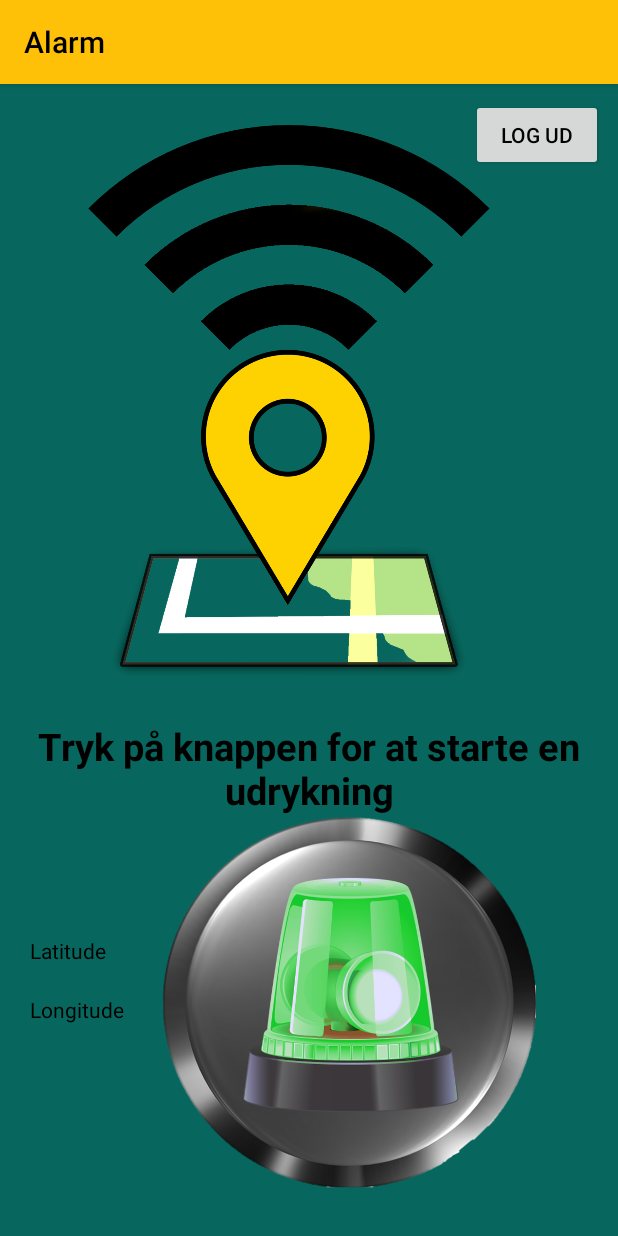
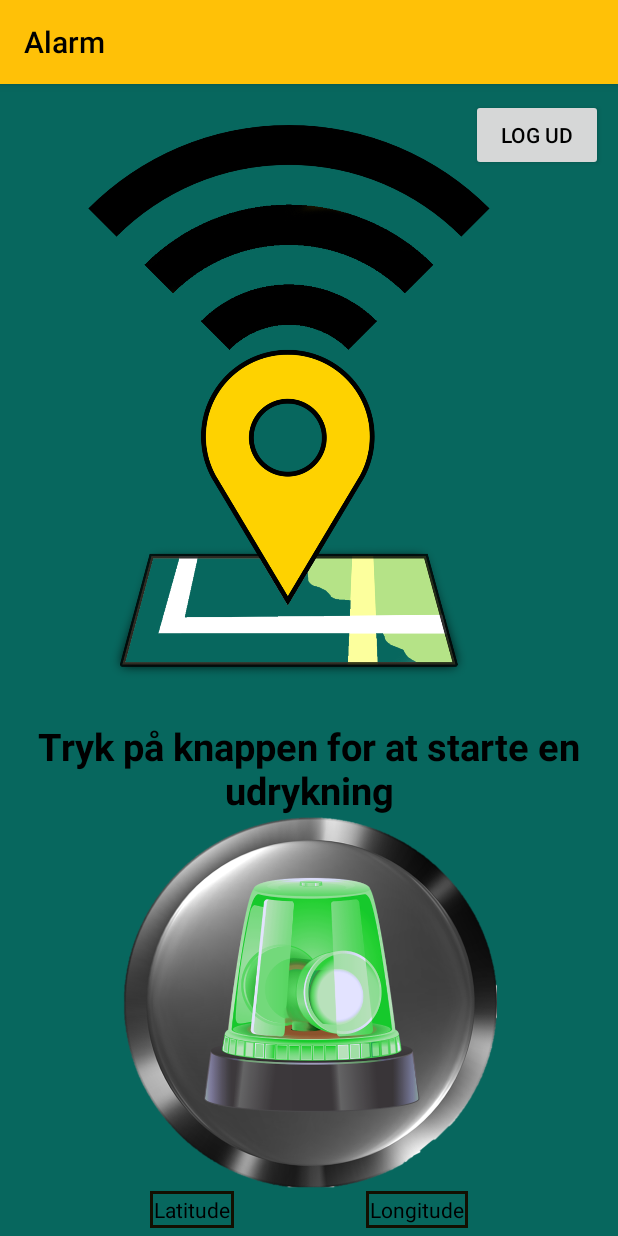
Before and after one commit to MikkelRBoisen/ST7BAC_2020E105, an Android app: the EmergencyVehicleLocationActivity screen opened directly, with no data from a screen before it, on a phone screen of 412 x 824 dp. Run offline under Robolectric (Android 15) with nearby library versions, the light colour scheme and no system bars; our stand-ins replace Firebase (no records; nobody signed in at launch, a user with empty details on screens opened directly); 1 statement that could not run was skipped.

Commit message:
minor changes

```diff
--- a/app/src/main/res/layout/activity_emergency_vehicle_location.xml
+++ b/app/src/main/res/layout/activity_emergency_vehicle_location.xml
@@ -26,15 +26,13 @@
         android:id="@+id/btn_startstoplocations"
         android:layout_width="250dp"
         android:layout_height="250dp"
-        android:layout_marginEnd="30dp"
-        android:layout_marginRight="30dp"
         android:layout_marginBottom="30dp"
         android:adjustViewBounds="true"
         android:background="@drawable/custom_button"
         android:scaleType="fitCenter"
         app:layout_constraintBottom_toBottomOf="parent"
         app:layout_constraintEnd_toEndOf="parent"
-        app:layout_constraintStart_toEndOf="@+id/txtLong" />
+        app:layout_constraintStart_toStartOf="parent" />
 
     <TextView
         android:id="@+id/txt_info_emergencyvehiclelocation"
@@ -53,25 +51,25 @@
         android:id="@+id/txtLat"
         android:layout_width="wrap_content"
         android:layout_height="wrap_content"
-        android:layout_marginStart="20dp"
-        android:layout_marginLeft="20dp"
-        android:layout_marginTop="80dp"
+        android:layout_marginStart="100dp"
+        android:layout_marginLeft="100dp"
+        android:layout_marginBottom="5dp"
+        android:background="@drawable/layout_black_border"
         android:text="@string/txt_latitude"
-        app:layout_constraintStart_toStartOf="parent"
-        app:layout_constraintTop_toBottomOf="@+id/txt_info_emergencyvehiclelocation" />
+        app:layout_constraintBottom_toBottomOf="parent"
+        app:layout_constraintStart_toStartOf="parent" />
 
     <TextView
         android:id="@+id/txtLong"
         android:layout_width="wrap_content"
         android:layout_height="wrap_content"
-        android:layout_marginStart="20dp"
-        android:layout_marginLeft="20dp"
-        android:layout_marginTop="20dp"
+        android:layout_marginEnd="100dp"
+        android:layout_marginRight="100dp"
+        android:layout_marginBottom="5dp"
+        android:background="@drawable/layout_black_border"
         android:text="@string/txt_longitude"
         app:layout_constraintBottom_toBottomOf="parent"
-        app:layout_constraintStart_toStartOf="parent"
-        app:layout_constraintTop_toBottomOf="@+id/txtLat"
-        app:layout_constraintVertical_bias="0.0" />
+        app:layout_constraintEnd_toEndOf="parent" />
 
     <Button
         android:id="@+id/btn_logOut"
--- a/app/src/main/res/layout/activity_login.xml
+++ b/app/src/main/res/layout/activity_login.xml
@@ -24,15 +24,15 @@
         android:layout_width="260dp"
         android:layout_height="45dp"
         android:layout_marginTop="10dp"
+        android:background="#A94B7A76"
         android:ems="10"
         android:hint=" Brugernavn"
-        android:background="#A94B7A76"
         android:inputType="textPersonName"
+        android:textColorHint="#000000"
         app:layout_constraintEnd_toEndOf="parent"
+        app:layout_constraintHorizontal_bias="0.496"
         app:layout_constraintStart_toStartOf="parent"
-        app:layout_constraintTop_toBottomOf="@+id/textView3"
-        android:textColorHint="#000000"
-        />
+        app:layout_constraintTop_toBottomOf="@+id/spinner" />
 
     <EditText
         android:id="@+id/edt_Password"
```
